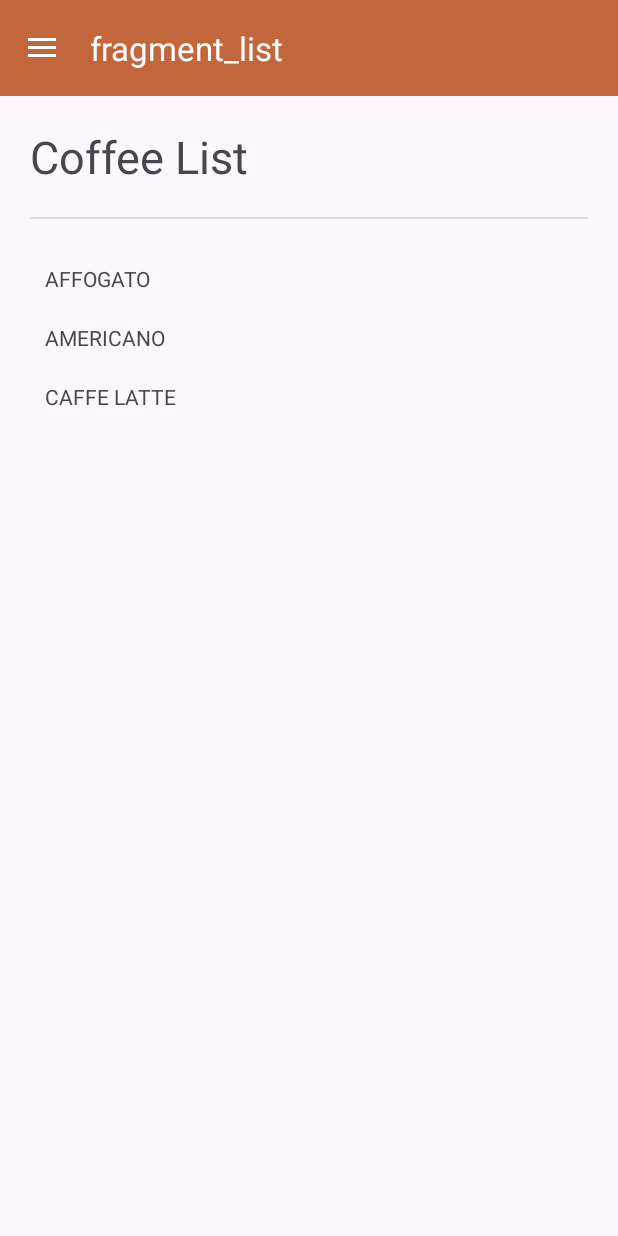
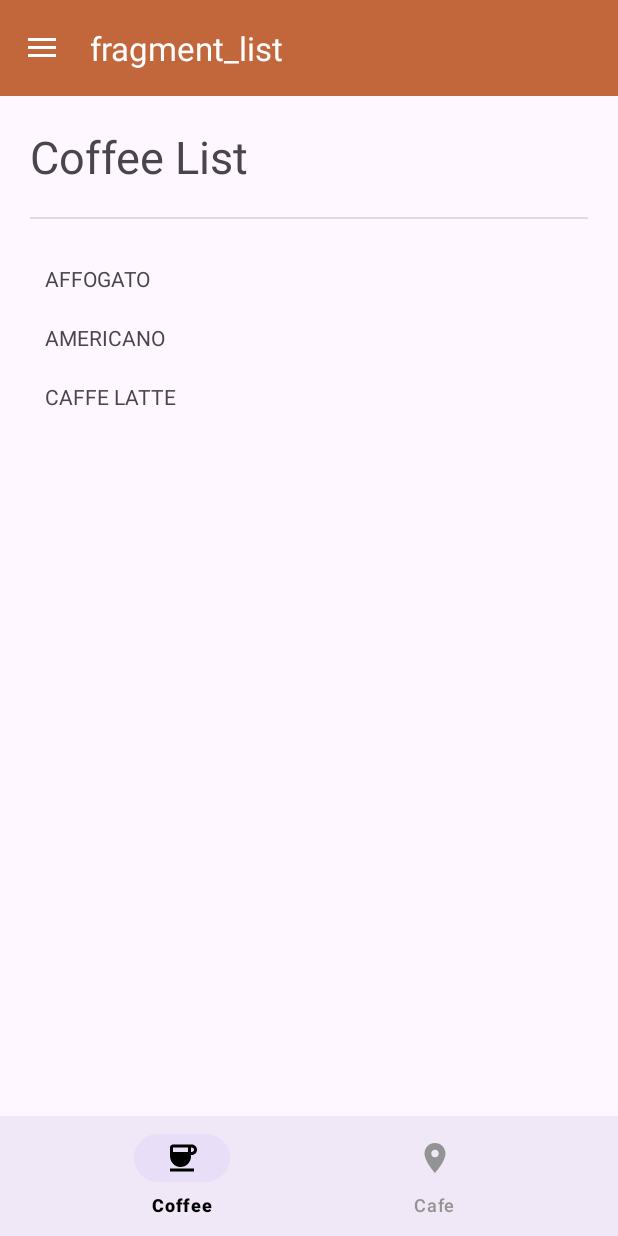
Before and after one commit to gratefulboi/LAB_WEEK_04, an Android app: the screen it shows after launch (MainActivity), on a phone screen of 412 x 824 dp. Run offline under Robolectric (Android 15) with nearby library versions, the phone set to English and light mode, and no system bars; our stand-ins replace navigation-ui.

Commit message:
Commit No. 2 – Bottom Navigation

```diff
--- a/app/src/main/java/com/example/lab_week_04/MainActivity.kt
+++ b/app/src/main/java/com/example/lab_week_04/MainActivity.kt
@@ -7,6 +7,7 @@ import androidx.core.view.WindowInsetsCompat
 import androidx.navigation.findNavController
 import androidx.navigation.fragment.NavHostFragment
 import androidx.navigation.ui.*
+import com.google.android.material.bottomnavigation.BottomNavigationView
 import com.google.android.material.navigation.NavigationView
 
 class MainActivity : AppCompatActivity() {
@@ -27,7 +28,11 @@ class MainActivity : AppCompatActivity() {
             ), findViewById(R.id.drawer_layout)
         )
         setupActionBarWithNavController(navController, appBarConfiguration)
+
         findViewById<NavigationView>(R.id.nav_view)
+            ?.setupWithNavController(navController)
+
+        findViewById<BottomNavigationView>(R.id.bottom_nav)
             ?.setupWithNavController(navController)
     }
 
--- /dev/null
+++ b/app/src/main/res/color/bottom_nav_color.xml
@@ -0,0 +1,5 @@
+<?xml version="1.0" encoding="utf-8"?>
+<selector xmlns:android="http://schemas.android.com/apk/res/android">
+    <item android:state_checked="true" android:color="@color/black" />
+    <item android:state_checked="false" android:color="@color/gray"/>
+</selector>
--- /dev/null
+++ b/app/src/main/res/drawable/cafe.xml
@@ -0,0 +1,5 @@
+<vector xmlns:android="http://schemas.android.com/apk/res/android" android:height="24dp" android:tint="#000000" android:viewportHeight="24" android:viewportWidth="24" android:width="24dp">
+
+    <path android:fillColor="@android:color/white" android:pathData="M12,2C8.13,2 5,5.13 5,9c0,5.25 7,13 7,13s7,-7.75 7,-13c0,-3.87 -3.13,-7 -7,-7zM12,11.5c-1.38,0 -2.5,-1.12 -2.5,-2.5s1.12,-2.5 2.5,-2.5 2.5,1.12 2.5,2.5 -1.12,2.5 -2.5,2.5z"/>
+
+</vector>
--- a/app/src/main/res/layout/app_bar_main.xml
+++ b/app/src/main/res/layout/app_bar_main.xml
@@ -24,4 +24,14 @@
         android:layout_height="wrap_content"
         layout="@layout/content_main"
         app:layout_behavior="@string/appbar_scrolling_view_behavior"/>
+    <com.google.android.material.bottomnavigation.BottomNavigationView
+        android:id="@+id/bottom_nav"
+        android:layout_width="match_parent"
+        android:layout_height="wrap_content"
+        android:layout_gravity="bottom"
+        android:background="?android:attr/windowBackground"
+        app:itemTextColor="@color/bottom_nav_color"
+        app:itemIconTint="@color/bottom_nav_color"
+        app:menu="@menu/bottom_nav_menu"
+        app:labelVisibilityMode="labeled"/>
 </androidx.coordinatorlayout.widget.CoordinatorLayout>
--- /dev/null
+++ b/app/src/main/res/menu/bottom_nav_menu.xml
@@ -0,0 +1,11 @@
+<?xml version="1.0" encoding="utf-8"?>
+<menu xmlns:android="http://schemas.android.com/apk/res/android">
+    <item
+        android:id="@+id/listFragment"
+        android:icon="@drawable/coffee"
+        android:title="@string/bottom_menu_coffee" />
+    <item
+        android:id="@+id/cafeFragment"
+        android:icon="@drawable/cafe"
+        android:title="@string/bottom_menu_cafe"/>
+</menu>
--- a/app/src/main/res/navigation/nav_graph.xml
+++ b/app/src/main/res/navigation/nav_graph.xml
@@ -24,4 +24,9 @@
         android:name="com.example.lab_week_04.FavoritesFragment"
         android:label="fragment_favorites"
         tools:layout="@layout/fragment_favorites" />
+    <fragment
+        android:id="@+id/cafeFragment"
+        android:name="com.example.lab_week_04.CafeFragment"
+        android:label="fragment_cafe"
+        tools:layout="@layout/fragment_cafe" />
 </navigation>
```
Also changed, not shown: app/src/main/java/com/example/lab_week_04/CafeFragment.kt (added, +59 -0 lines), app/src/main/res/layout/fragment_cafe.xml (added, +41 -0 lines).
